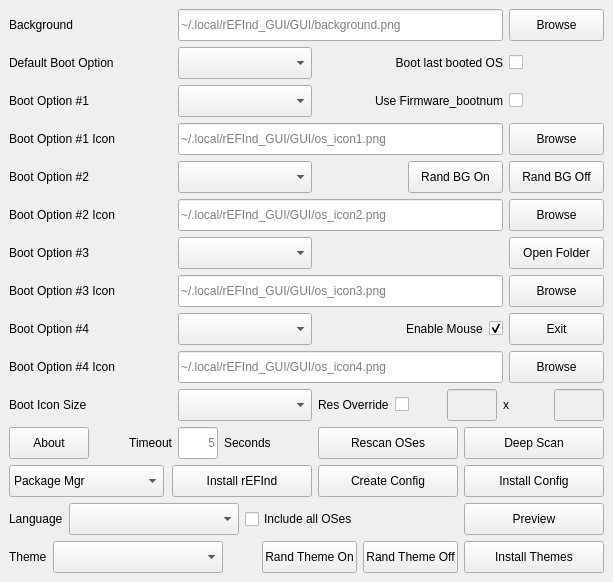
Before: the Qt Designer form GUI/src/mainwindow.ui in jlobue10/rEFInd_GUI, drawn with Qt 5.
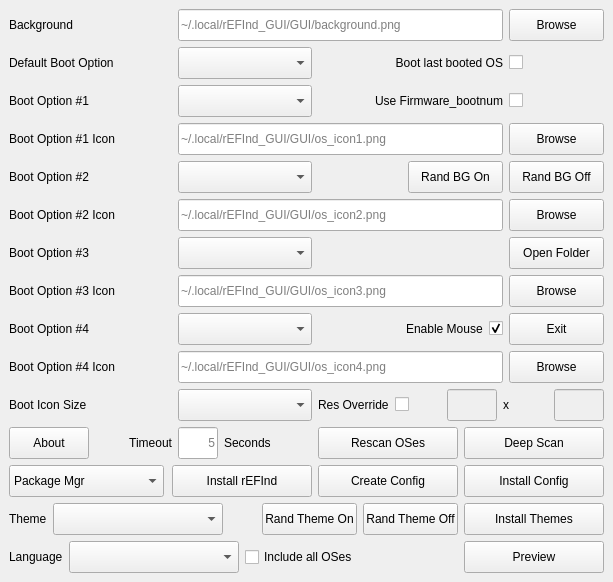
After: the same form once the commit is applied. Icons and pictures are not drawn.

Commit message:
Swap theme and bottom GUI rows
Place the theme row above the system language row.

Claude-Session: https://claude.ai/code/session_018R4anNnneEHLViS3xHZAUo

The edit to the form file:
```diff
--- a/GUI/src/mainwindow.ui
+++ b/GUI/src/mainwindow.ui
@@ -935,7 +935,7 @@
        </item>
       </layout>
      </item>
-     <item row="13" column="0" colspan="7">
+     <item row="14" column="0" colspan="7">
       <layout class="QHBoxLayout" name="bottomRowLayout">
        <item>
         <widget class="QLabel" name="Language_label">
@@ -1007,7 +1007,7 @@
        </item>
       </layout>
      </item>
-     <item row="14" column="0" colspan="7">
+     <item row="13" column="0" colspan="7">
       <layout class="QHBoxLayout" name="themeRowLayout">
        <item>
         <widget class="QLabel" name="Theme_label">
```
